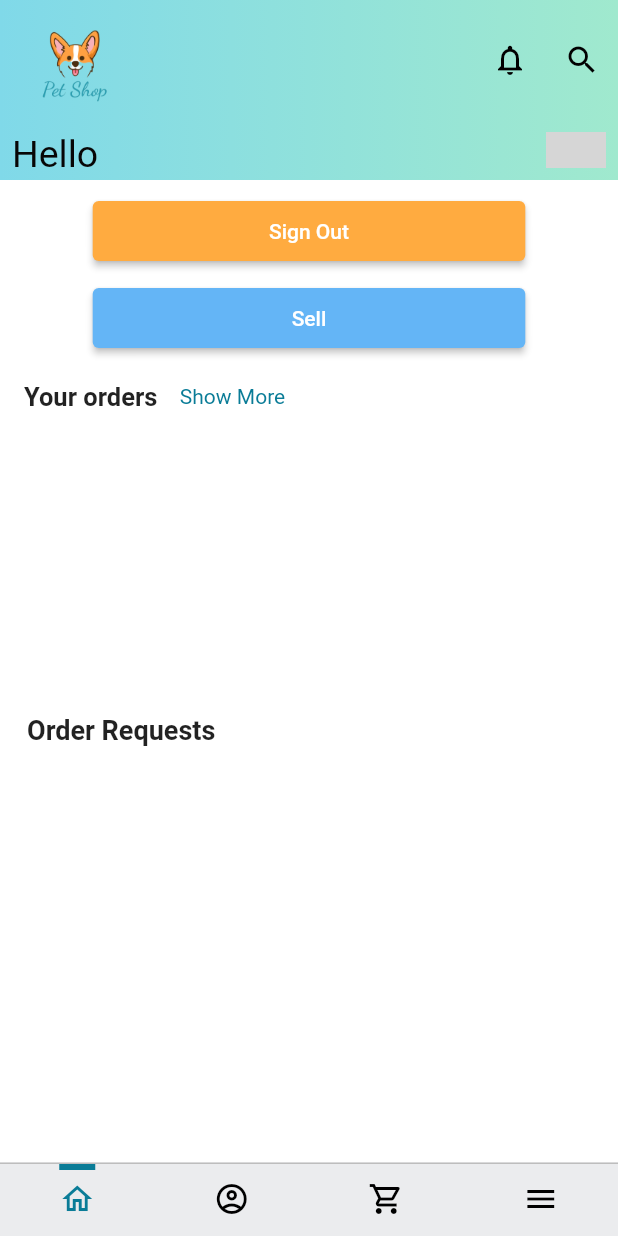
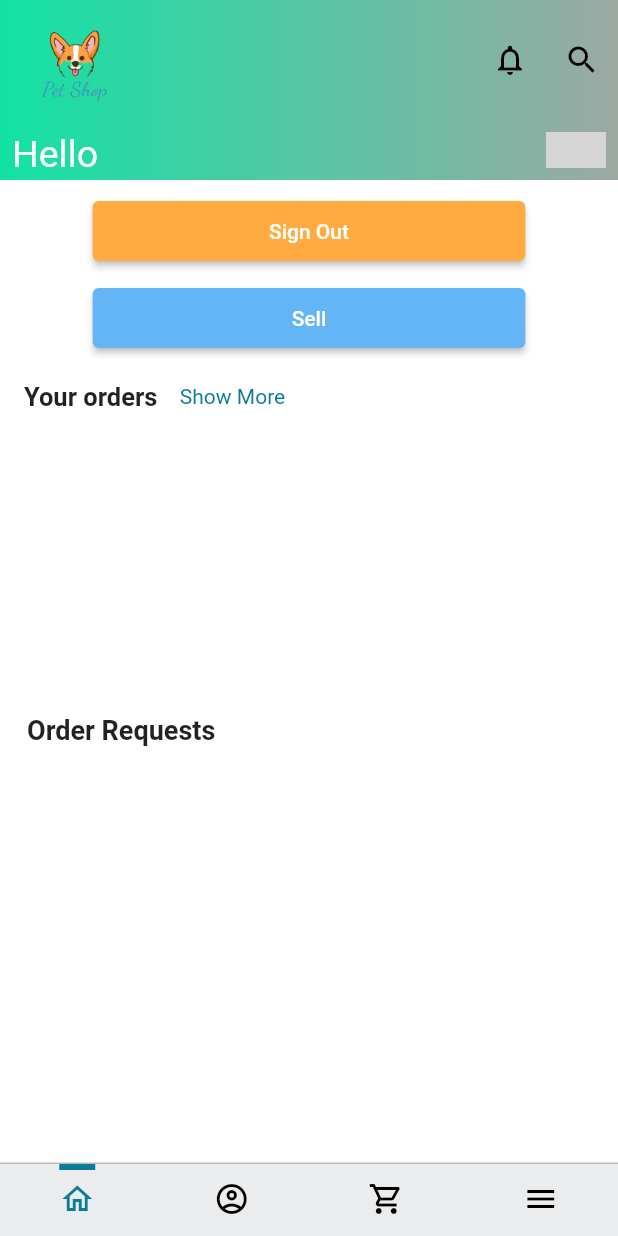
Before and after one commit to muproject990/amazonclone1, a Flutter app: the screen it shows once a user with an empty profile is signed in, swiped to page 2, on a phone screen of 412 x 824 dp. Run offline on Flutter 3.47's test engine with Material 2 defaults, Android fonts, the light colour scheme and no system bars; our stand-ins replace cloud_firestore, firebase_auth, firebase_core, firebase_storage, image_picker, rating_dialog; missing offline and left inert: cloud_firestore_web, firebase_auth_web, firebase_core_web, firebase_storage_web, image_picker_for_web; accounts and stored records are empty; network calls fail; grey boxes are pictures that could not be loaded.

Commit message:
small change

```diff
--- a/lib/screeens/accounts_screen.dart
+++ b/lib/screeens/accounts_screen.dart
@@ -196,14 +196,14 @@ class IntroductionAccountScreen extends StatelessWidget {
                     const TextSpan(
                         text: "Hello",
                         style: TextStyle(
-                          color: Color.fromARGB(255, 7, 6, 6),
+                          color: Color.fromARGB(255, 254, 255, 255),
                           fontSize: 25,
                         )),
                     TextSpan(
-                        text: "  ${userDetailsModel.address}  ",
-                        style: TextStyle(
-                            color: Colors.grey[800],
-                            fontSize: 22,
+                        text: "  ${userDetailsModel.name}  ",
+                        style: const TextStyle(
+                            color: Color.fromARGB(255, 254, 253, 253),
+                            fontSize: 21,
                             fontWeight: FontWeight.bold))
                   ],
                 ),
@@ -213,7 +213,7 @@ class IntroductionAccountScreen extends StatelessWidget {
               padding: EdgeInsets.all(8.0),
               child: CircleAvatar(
                 backgroundImage: NetworkImage(
-                    "https://m.media-amazon.com/images/I/11M0jYc-tRL._SX90_SY90_.png"),
+                    "https://cdn.britannica.com/35/233235-050-8DED07E3/Pug-dog.jpg"),
               ),
             ),
           ],
--- a/lib/utils/color_themes.dart
+++ b/lib/utils/color_themes.dart
@@ -1,17 +1,17 @@
 import 'package:flutter/material.dart';
 
-const Color yellowColor = Color(0xfffed813); //Yellow
+const Color yellowColor = Color.fromARGB(255, 160, 249, 7); //Yellow
 
 const Color activeCyanColor = Color(0xff0a7c97);
 
 const Color backgroundColor = Color(0xffebecee);
 
 const List<Color> backgroundGradient = [
-  Color(0xff80d9e9),
-  Color(0xffa0e9ce),
+  Color.fromARGB(255, 18, 226, 164),
+  Color.fromARGB(255, 156, 169, 163),
 ]; //Cyan, and a mix of Cyan and Green
 
 const List<Color> lightBackgroundaGradient = [
-  Color(0xffa2e0eb),
+  Color.fromARGB(255, 49, 98, 107),
   Color.fromARGB(255, 200, 228, 218),
 ];
--- a/lib/utils/utils.dart
+++ b/lib/utils/utils.dart
@@ -12,7 +12,7 @@ class Utils {
   showSnackBar({required BuildContext context, required String content}) {
     ScaffoldMessenger.of(context).showSnackBar(
       SnackBar(
-        backgroundColor: Colors.orange,
+        backgroundColor: Colors.pink,
         shape: const RoundedRectangleBorder(
           borderRadius: BorderRadius.only(
             topLeft: Radius.circular(10),
```
Also changed, not shown: lib/widgets/banner_ad_widget.dart (+5 -13 lines), lib/widgets/search_bar_widget.dart (+7 -2 lines).
